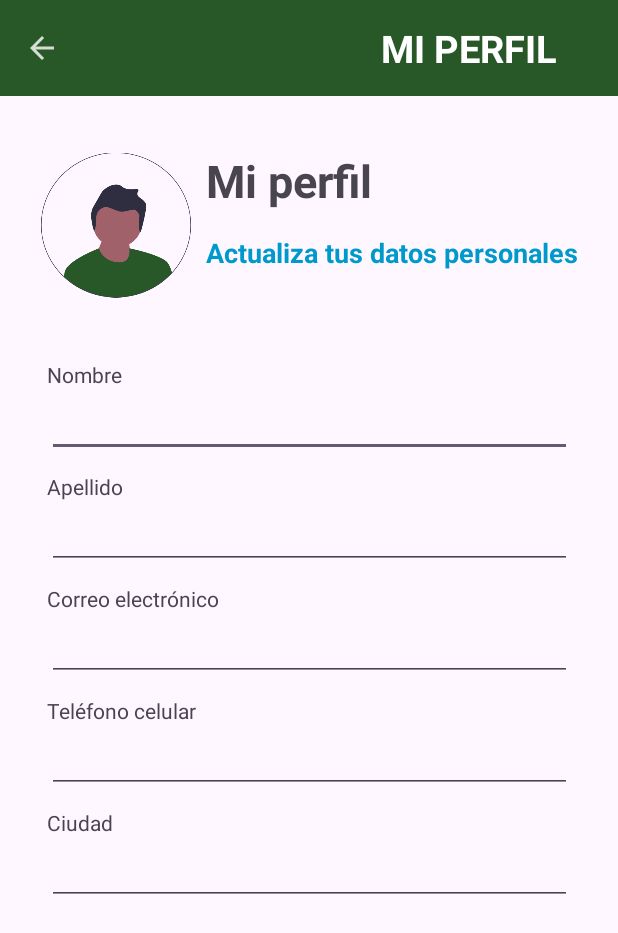
After one commit to mirodriguezur/ECORECICLA, an Android app: the ProfileActivity screen opened directly, with no data from a screen before it, on a phone screen of 412 x 824 dp. The commit adds this screen. Shown: the top 933 px of the screen. Run offline under Robolectric (Android 15) with nearby library versions, the phone set to English and light mode, and no system bars.

Commit message:
ProfileActivity has been added.

```diff
--- a/app/src/main/AndroidManifest.xml
+++ b/app/src/main/AndroidManifest.xml
@@ -12,6 +12,9 @@
         android:supportsRtl="true"
         android:theme="@style/Theme.EcoRecicla"
         tools:targetApi="31">
+        <activity
+            android:name=".ProfileActivity"
+            android:exported="false" />
         <activity
             android:name=".AboutUsActivity"
             android:exported="false" />
--- a/app/src/main/java/com/example/ecorecicla/LoginActivity.java
+++ b/app/src/main/java/com/example/ecorecicla/LoginActivity.java
@@ -2,6 +2,7 @@ package com.example.ecorecicla;
 
 import androidx.appcompat.app.AlertDialog;
 import androidx.appcompat.app.AppCompatActivity;
+import androidx.lifecycle.ViewModelProvider;
 
 import android.content.DialogInterface;
 import android.content.Intent;
@@ -26,6 +27,7 @@ public class LoginActivity extends AppCompatActivity {
     // User information fields
     private EditText txtEmail;
     private EditText txtPassword;
+    private UserSingleton viewModel;
 
     @Override
     protected void onCreate(Bundle savedInstanceState) {
@@ -104,7 +106,12 @@ public class LoginActivity extends AppCompatActivity {
                 for (User user : users) {
                     if (user.getPassword().equals(inputPassword)) {
                         if (user.getEmail().equals(inputUsuario)) {
-                            // If it finds a match, return true and exit the loop.
+                            UserSingleton infoUser = UserSingleton.sharedInstance();
+                            infoUser.setFirstName(user.getFirstName());
+                            infoUser.setLastName(user.getLastName());
+                            infoUser.setEmail(user.getEmail());
+                            infoUser.setCellNumber(user.getCellNumber());
+                            infoUser.setCity(user.getCity());
                             return true;
                         }
                     }
--- a/app/src/main/java/com/example/ecorecicla/MainMenuActivity.java
+++ b/app/src/main/java/com/example/ecorecicla/MainMenuActivity.java
@@ -1,11 +1,13 @@
 package com.example.ecorecicla;
 
 import androidx.appcompat.app.AppCompatActivity;
+import androidx.lifecycle.ViewModelProvider;
 
 import android.content.Intent;
 import android.os.Bundle;
 import android.view.View;
 import android.widget.ImageButton;
+import android.widget.TextView;
 
 public class MainMenuActivity extends AppCompatActivity {
 
@@ -14,19 +16,19 @@ public class MainMenuActivity extends AppCompatActivity {
         super.onCreate(savedInstanceState);
         setContentView(R.layout.activity_main_menu);
 
-        //ImageButton btnprofile = findViewById(R.id.btnProfileMainMenu);
+        ImageButton btnProfile = findViewById(R.id.btnProfileMainMenu);
         ImageButton btnCategory = findViewById(R.id.btnCategoryMainMenu);
         ImageButton btnstatistics = findViewById(R.id.btnStatisticMainMenu);
         ImageButton btnAdvices = findViewById(R.id.btnAdvicesMainMenu);
+        TextView txtTitle = findViewById(R.id.toolbar_title_mainmenu);
 
-        //TODO: Add ProfileActivity
-        //btnprofile.setOnClickListener(new View.OnClickListener() {
-        //    @Override
-        //    public void onClick(View view) {
-        //        Intent goToProfileActivity = new Intent(MainMenuActivity.this, ProfileActivity.class);
-        //        startActivity(goToProfileActivity);
-        //    }
-        //});
+        btnProfile.setOnClickListener(new View.OnClickListener() {
+            @Override
+            public void onClick(View view) {
+                Intent goToProfileActivity = new Intent(MainMenuActivity.this, ProfileActivity.class);
+                startActivity(goToProfileActivity);
+            }
+        });
 
         btnCategory.setOnClickListener(new View.OnClickListener() {
             @Override
--- /dev/null
+++ b/app/src/main/java/com/example/ecorecicla/ProfileActivity.java
@@ -0,0 +1,41 @@
+package com.example.ecorecicla;
+
+import androidx.appcompat.app.AppCompatActivity;
+import androidx.lifecycle.ViewModelProvider;
+
+import android.content.Intent;
+import android.os.Bundle;
+import android.view.View;
+import android.widget.EditText;
+import android.widget.ImageButton;
+
+public class ProfileActivity extends AppCompatActivity {
+
+    @Override
+    protected void onCreate(Bundle savedInstanceState) {
+        super.onCreate(savedInstanceState);
+        setContentView(R.layout.activity_profile);
+
+        EditText firstName = findViewById(R.id.txtFirstNameProfile);
+        EditText lastName = findViewById(R.id.txtLastNameProfile);
+        EditText email = findViewById(R.id.txtEmailProfile);
+        EditText cellPhone = findViewById(R.id.txtCellphoneProfile);
+        EditText city = findViewById(R.id.txtCityProfile);
+        ImageButton btnBack = findViewById(R.id.btnBackProfile);
+
+        UserSingleton user = UserSingleton.sharedInstance();
+        firstName.setText(user.getFirstName());
+        lastName.setText(user.getLastName());
+        email.setText(user.getEmail());
+        cellPhone.setText(user.getCellNumber());
+        city.setText(user.getCity());
+
+        btnBack.setOnClickListener(new View.OnClickListener() {
+            @Override
+            public void onClick(View view) {
+                Intent goToMainActivity = new Intent(ProfileActivity.this, MainMenuActivity.class);
+                startActivity(goToMainActivity);
+            }
+        });
+    }
+}
--- /dev/null
+++ b/app/src/main/java/com/example/ecorecicla/UserSingleton.java
@@ -0,0 +1,77 @@
+package com.example.ecorecicla;
+
+import androidx.lifecycle.ViewModel;
+import com.example.ecorecicla.models.User;
+
+public class UserSingleton {
+
+    private static UserSingleton user;
+    public String firstName;
+    public String lastName;
+    public String email;
+    public String cellNumber;
+    public String city;
+
+    private UserSingleton () {
+        firstName = "";
+        lastName = "";
+        email = "";
+        cellNumber = "";
+        city = "";
+    }
+
+    public static UserSingleton sharedInstance() {
+        if (user == null) {
+            user = new UserSingleton();
+        }
+        return user;
+    }
+
+    public static UserSingleton getUser() {
+        return user;
+    }
+
+    public static void setUser(UserSingleton user) {
+        UserSingleton.user = user;
+    }
+
+    public String getFirstName() {
+        return firstName;
+    }
+
+    public void setFirstName(String firstName) {
+        this.firstName = firstName;
+    }
+
+    public String getLastName() {
+        return lastName;
+    }
+
+    public void setLastName(String lastName) {
+        this.lastName = lastName;
+    }
+
+    public String getEmail() {
+        return email;
+    }
+
+    public void setEmail(String email) {
+        this.email = email;
+    }
+
+    public String getCellNumber() {
+        return cellNumber;
+    }
+
+    public void setCellNumber(String cellNumber) {
+        this.cellNumber = cellNumber;
+    }
+
+    public String getCity() {
+        return city;
+    }
+
+    public void setCity(String city) {
+        this.city = city;
+    }
+}
--- a/app/src/main/res/layout/activity_main_menu.xml
+++ b/app/src/main/res/layout/activity_main_menu.xml
@@ -22,7 +22,7 @@
 
             <!-- Título de la barra -->
             <TextView
-                android:id="@+id/toolbar_title"
+                android:id="@+id/toolbar_title_mainmenu"
                 android:layout_width="wrap_content"
                 android:layout_height="wrap_content"
                 android:layout_marginStart="40dp"
@@ -60,7 +60,7 @@
             app:srcCompat="@drawable/ecoreciclalogo" />
 
         <ImageButton
-            android:id="@+id/imageButton"
+            android:id="@+id/btnProfileMainMenu"
             android:layout_width="320dp"
             android:layout_height="110dp"
             android:layout_marginTop="5dp"
@@ -80,7 +80,7 @@
             android:scaleType="fitCenter"
             app:layout_constraintEnd_toEndOf="parent"
             app:layout_constraintStart_toStartOf="parent"
-            app:layout_constraintTop_toBottomOf="@+id/imageButton"
+            app:layout_constraintTop_toBottomOf="@+id/btnProfileMainMenu"
             app:srcCompat="@drawable/group_26" />
 
         <ImageButton
--- /dev/null
+++ b/app/src/main/res/layout/activity_profile.xml
@@ -0,0 +1,178 @@
+<?xml version="1.0" encoding="utf-8"?>
+<androidx.coordinatorlayout.widget.CoordinatorLayout xmlns:android="http://schemas.android.com/apk/res/android"
+    xmlns:app="http://schemas.android.com/apk/res-auto"
+    xmlns:tools="http://schemas.android.com/tools"
+    android:layout_width="match_parent"
+    android:layout_height="match_parent"
+    tools:context=".RecyclingRegistrationFormActivity">
+
+    <!-- Barra de la aplicación -->
+    <com.google.android.material.appbar.AppBarLayout
+        android:layout_width="match_parent"
+        android:layout_height="wrap_content"
+        android:theme="@style/ThemeOverlay.AppCompat.Dark.ActionBar">
+
+        <!-- Barra superior -->
+        <com.google.android.material.appbar.MaterialToolbar
+            android:id="@+id/toolbar_mainmenu"
+            android:layout_width="match_parent"
+            android:layout_height="?attr/actionBarSize"
+            android:background="@color/darkGreen"
+            app:layout_scrollFlags="scroll|enterAlways">
+
+            <!-- Botón de menú en la barra -->
+
+            <ImageButton
+                android:id="@+id/btnBackProfile"
+                android:layout_width="wrap_content"
+                android:layout_height="wrap_content"
+                android:layout_marginStart="10dp"
+                android:background="@drawable/ic_menu_back" />
+
+            <!-- Título de la barra -->
+            <TextView
+                android:id="@+id/toolbar_title"
+                android:layout_width="wrap_content"
+                android:layout_height="wrap_content"
+                android:layout_marginStart="220dp"
+                android:text="@string/bar_title_profile"
+                android:textColor="#FFFFFF"
+                android:textSize="25sp"
+                android:textStyle="bold" />
+
+        </com.google.android.material.appbar.MaterialToolbar>
+    </com.google.android.material.appbar.AppBarLayout>
+
+    <androidx.constraintlayout.widget.ConstraintLayout
+        android:layout_width="match_parent"
+        android:layout_height="match_parent">
+
+
+        <LinearLayout
+            android:id="@+id/linearLayout"
+            android:layout_width="wrap_content"
+            android:layout_height="wrap_content"
+            android:layout_marginTop="100dp"
+            android:orientation="horizontal"
+            app:layout_constraintEnd_toEndOf="parent"
+            app:layout_constraintStart_toStartOf="parent"
+            app:layout_constraintTop_toTopOf="parent">
+
+            <ImageView
+                android:id="@+id/imageView4"
+                android:layout_width="100dp"
+                android:layout_height="100dp"
+                android:layout_weight="0.5"
+                app:srcCompat="@drawable/undraw_pic_profile_re_7g2h_2__1_" />
+
+            <LinearLayout
+                android:layout_width="match_parent"
+                android:layout_height="match_parent"
+                android:layout_weight="1"
+                android:orientation="vertical">
+
+                <TextView
+                    android:id="@+id/textView"
+                    android:layout_width="match_parent"
+                    android:layout_height="wrap_content"
+                    android:paddingLeft="10dp"
+                    android:paddingBottom="15dp"
+                    android:text="@string/title_profile"
+                    android:textSize="30dp"
+                    android:textStyle="bold" />
+
+                <TextView
+                    android:id="@+id/textView2"
+                    android:layout_width="match_parent"
+                    android:layout_height="wrap_content"
+                    android:paddingLeft="10dp"
+                    android:text="@string/subtitle_profile"
+                    android:textColor="@android:color/holo_blue_dark"
+                    android:textSize="18dp"
+                    android:textStyle="bold" />
+            </LinearLayout>
+        </LinearLayout>
+
+        <LinearLayout
+            android:layout_width="350dp"
+            android:layout_height="wrap_content"
+            android:layout_marginTop="40dp"
+            android:orientation="vertical"
+            app:layout_constraintEnd_toEndOf="parent"
+            app:layout_constraintStart_toStartOf="parent"
+            app:layout_constraintTop_toBottomOf="@+id/linearLayout">
+
+            <TextView
+                android:id="@+id/textView5"
+                android:layout_width="match_parent"
+                android:layout_height="wrap_content"
+                android:text="@string/label_first_name" />
+
+            <EditText
+                android:id="@+id/txtFirstNameProfile"
+                android:layout_width="match_parent"
+                android:layout_height="wrap_content"
+                android:ems="10"
+                android:inputType="text" />
+
+            <TextView
+                android:id="@+id/textView6"
+                android:layout_marginTop="10dp"
+                android:layout_width="match_parent"
+                android:layout_height="wrap_content"
+                android:text="@string/label_last_name" />
+
+            <EditText
+                android:id="@+id/txtLastNameProfile"
+                android:layout_width="match_parent"
+                android:layout_height="wrap_content"
+                android:ems="10"
+                android:inputType="text" />
+
+            <TextView
+                android:id="@+id/textView7"
+                android:layout_marginTop="10dp"
+                android:layout_width="match_parent"
+                android:layout_height="wrap_content"
+                android:text="@string/label_email" />
+
+            <EditText
+                android:id="@+id/txtEmailProfile"
+
+                android:layout_width="match_parent"
+                android:layout_height="wrap_content"
+                android:ems="10"
+                android:inputType="text" />
+
+            <TextView
+                android:id="@+id/textView8"
+                android:layout_marginTop="10dp"
+                android:layout_width="match_parent"
+                android:layout_height="wrap_content"
+                android:text="@string/label_cell_phone" />
+
+            <EditText
+                android:id="@+id/txtCellphoneProfile"
+                android:layout_width="match_parent"
+                android:layout_height="wrap_content"
+                android:ems="10"
+                android:inputType="text" />
+
+            <TextView
+                android:id="@+id/textView9"
+                android:layout_marginTop="10dp"
+                android:layout_width="match_parent"
+                android:layout_height="wrap_content"
+                android:text="@string/label_city" />
+
+            <EditText
+                android:id="@+id/txtCityProfile"
+                android:layout_width="match_parent"
+                android:layout_height="wrap_content"
+                android:ems="10"
+                android:inputType="text" />
+        </LinearLayout>
+    </androidx.constraintlayout.widget.ConstraintLayout>
+
+
+</androidx.coordinatorlayout.widget.CoordinatorLayout>
--- a/app/src/main/res/values/strings.xml
+++ b/app/src/main/res/values/strings.xml
@@ -23,4 +23,17 @@
 
     <!-- StatisticsActivity -->
     <string name="bar_title_statistics">ESTADÍSTICAS</string>
+
+    <!-- ProfileActivity -->
+    <string name="bar_title_profile">MI PERFIL</string>
+    <string name="title_profile">Mi perfil</string>
+    <string name="subtitle_profile">Actualiza tus datos personales</string>
+    <string name="label_first_name">Nombre</string>
+    <string name="label_last_name">Apellido</string>
+    <string name="label_email">Correo electrónico</string>
+    <string name="label_cell_phone">Teléfono celular</string>
+    <string name="label_city">Ciudad</string>
+
+
+
 </resources>
```
Also changed, not shown: app/src/main/res/drawable/undraw_pic_profile_re_7g2h_2__1_.png (added).
